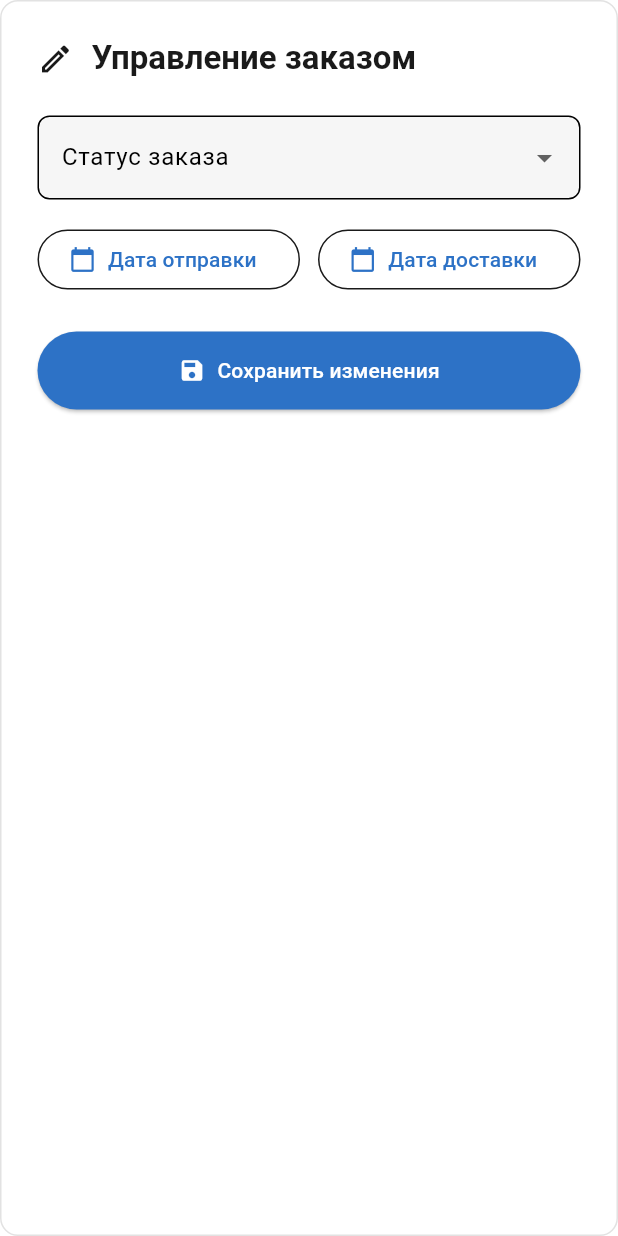
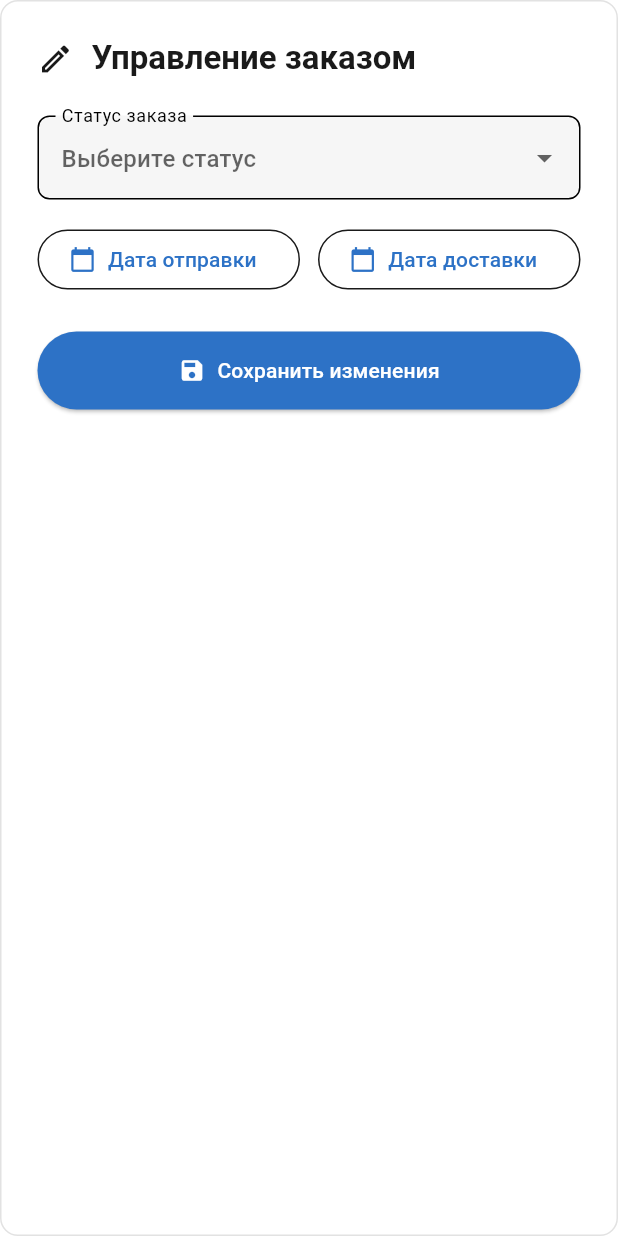
Before and after one commit to Nikitin48/prime_top_front, a Flutter app: the AdminOrderEditSection widget shown alone on an empty page, opened directly with empty values, on a phone screen of 412 x 824 dp. Run offline on Flutter 3.47's test engine with Material 3 defaults, Android fonts, the phone set to English and light mode, and no system bars; our stand-ins replace bloc, equatable, flutter_bloc, go_router, shared_preferences; accounts and stored records are empty; network calls fail.

Commit message:
fix errors

```diff
--- a/lib/features/admin/presentation/widgets/admin_order_edit_section.dart
+++ b/lib/features/admin/presentation/widgets/admin_order_edit_section.dart
@@ -19,6 +19,7 @@ class AdminOrderEditSection extends StatefulWidget {
 
 class _AdminOrderEditSectionState extends State<AdminOrderEditSection> {
   String? _selectedStatus;
+  String? _originalNormalizedStatus;
   DateTime? _selectedShippedDate;
   DateTime? _selectedDeliveredDate;
   final _cancelReasonController = TextEditingController();
@@ -27,8 +28,40 @@ class _AdminOrderEditSectionState extends State<AdminOrderEditSection> {
   @override
   void initState() {
     super.initState();
-    _selectedStatus = widget.order.status;
+    _originalNormalizedStatus = _normalizeStatus(widget.order.status);
+    _selectedStatus = _originalNormalizedStatus;
     _cancelReasonController.text = widget.order.cancelReason ?? '';
+  }
+
+  /// Нормализует статус из русского текста в английский ключ для DropdownButton
+  String? _normalizeStatus(String status) {
+    // Если статус уже английский ключ, возвращаем как есть
+    const englishKeys = ['created', 'pending', 'processing', 'shipped', 'delivered', 'cancelled'];
+    if (englishKeys.contains(status.toLowerCase())) {
+      return status.toLowerCase();
+    }
+
+    // Маппинг русского текста в английские ключи
+    switch (status.toLowerCase()) {
+      case 'создан':
+        return 'created';
+      case 'ожидает подтверждения':
+        return 'pending';
+      case 'в производстве':
+        return 'processing';
+      case 'отгружен':
+        return 'shipped';
+      case 'доставлен':
+      case 'доставлено':
+        return 'delivered';
+      case 'отменён':
+      case 'отменен':
+      case 'отменено':
+        return 'cancelled';
+      default:
+        // Если статус не распознан, возвращаем null чтобы показать пустое значение
+        return null;
+    }
   }
 
   @override
@@ -45,7 +78,7 @@ class _AdminOrderEditSectionState extends State<AdminOrderEditSection> {
     });
 
     try {
-      final status = _selectedStatus != widget.order.status ? _selectedStatus : null;
+      final status = _selectedStatus != _originalNormalizedStatus ? _selectedStatus : null;
       String? shippedAt;
       String? deliveredAt;
       String? cancelReason;
@@ -154,6 +187,7 @@ class _AdminOrderEditSectionState extends State<AdminOrderEditSection> {
             value: _selectedStatus,
             decoration: InputDecoration(
               labelText: 'Статус заказа',
+              hintText: _selectedStatus == null ? 'Выберите статус' : null,
               border: OutlineInputBorder(
                 borderRadius: BorderRadius.circular(8),
               ),
--- a/lib/features/orders/presentation/widgets/order_items_section.dart
+++ b/lib/features/orders/presentation/widgets/order_items_section.dart
@@ -21,6 +21,11 @@ class OrderItemsSection extends StatelessWidget {
   Widget build(BuildContext context) {
     final theme = Theme.of(context);
     final isDark = theme.brightness == Brightness.dark;
+
+    // Если позиций 0, не показываем блок
+    if (items.isEmpty) {
+      return const SizedBox.shrink();
+    }
 
     return Container(
       padding: const EdgeInsets.all(24),
--- a/lib/features/profile/presentation/widgets/team_members_card.dart
+++ b/lib/features/profile/presentation/widgets/team_members_card.dart
@@ -78,7 +78,7 @@ class TeamMembersCard extends StatelessWidget {
               children: members.map((member) {
                 final isCurrent = member.id == currentUserId;
                 final name = [member.firstName, member.lastName]
-                    .where((e) => e != null && e!.isNotEmpty)
+                    .where((e) => e != null && e.isNotEmpty)
                     .map((e) => e!)
                     .join(' ');
                 return Container(
```
Also changed, not shown: lib/features/orders/presentation/widgets/orders_summary_section.dart (+9 -40 lines).
